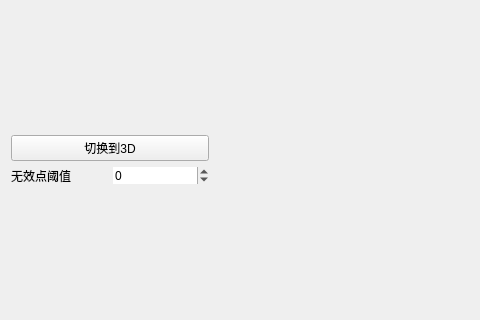
First picture: the form in MainInterface.ui, repository DXia-101/DepthToPCL, before the edit; both pictures show x 0 to 480 and y 151 to 471 of the 1011 by 622 pixel window.
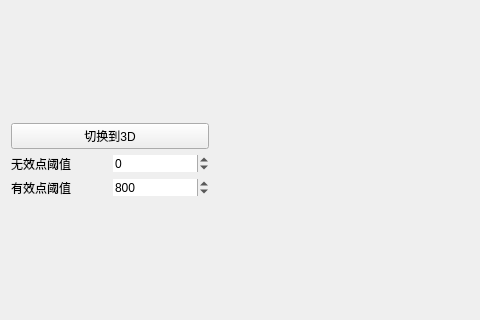
Second picture: the form after the edit.

Patch:
```diff
--- a/MainInterface.ui
+++ b/MainInterface.ui
@@ -55,6 +55,33 @@
          </item>
         </layout>
        </item>
+       <item>
+        <layout class="QHBoxLayout" name="horizontalLayout_3">
+         <item>
+          <widget class="QLabel" name="label_2">
+           <property name="text">
+            <string>有效点阈值</string>
+           </property>
+          </widget>
+         </item>
+         <item>
+          <widget class="QSpinBox" name="ValidPointThresholdSpinBox">
+           <property name="frame">
+            <bool>false</bool>
+           </property>
+           <property name="minimum">
+            <number>-100000</number>
+           </property>
+           <property name="maximum">
+            <number>10000</number>
+           </property>
+           <property name="value">
+            <number>800</number>
+           </property>
+          </widget>
+         </item>
+        </layout>
+       </item>
       </layout>
      </item>
      <item>
```
